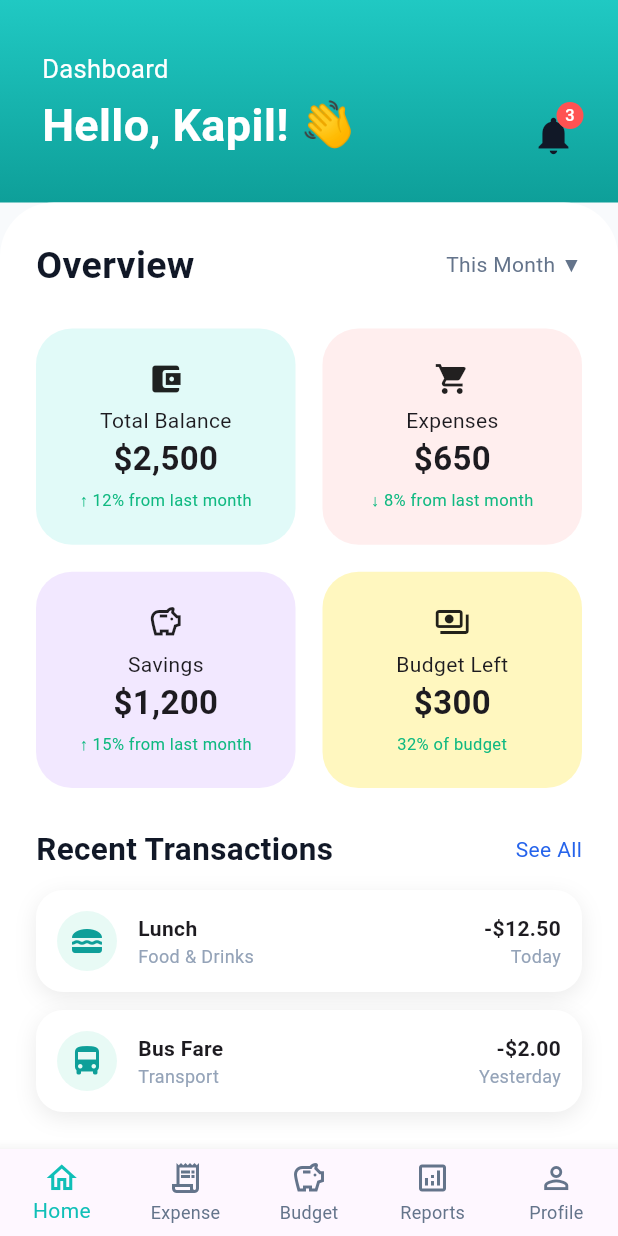
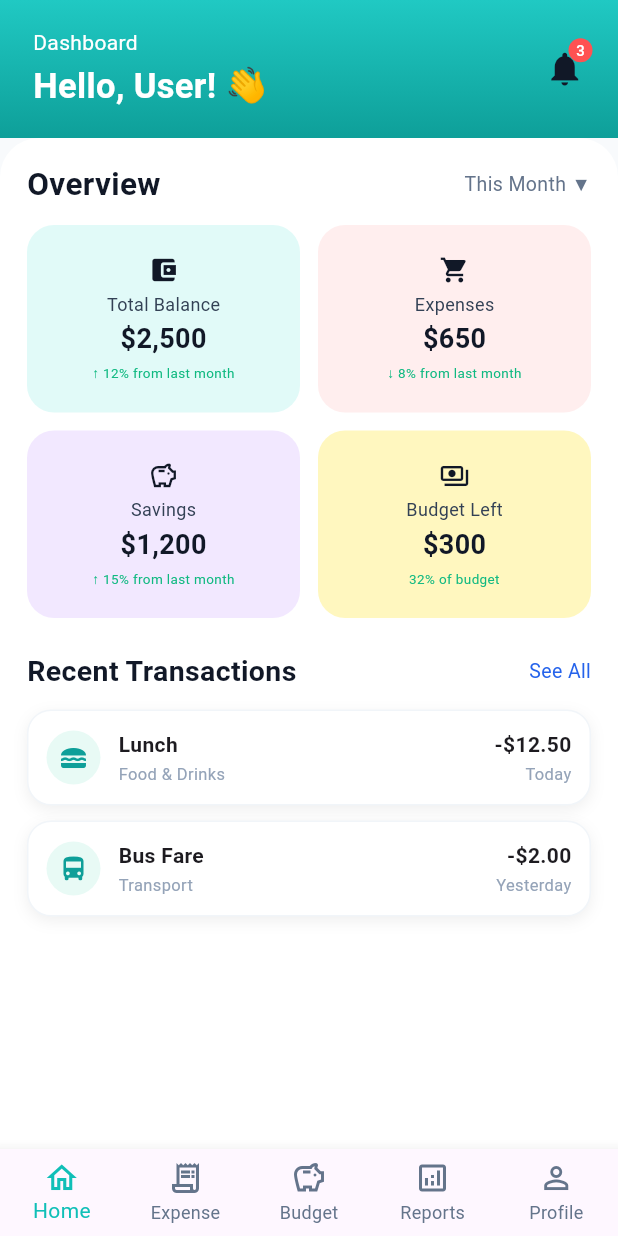
Before and after one commit to passang96/Student-Financial-Assistant-and-Savings-App, a Flutter app: the DashboardScreen screen opened directly, on a phone screen of 412 x 824 dp. Run offline on Flutter 3.47's test engine with Material 3 defaults, Android fonts, the phone set to English and light mode, and no system bars; our stand-ins replace firebase_auth, firebase_core; accounts and stored records are empty; Roboto replaces fonts that are missing (Arial).

Commit message:
Improved dashboard UI and dynamic user greeting

```diff
--- a/lib/screens/dashboard/dashboard_screen.dart
+++ b/lib/screens/dashboard/dashboard_screen.dart
@@ -1,3 +1,4 @@
+import 'package:firebase_auth/firebase_auth.dart';
 import 'package:flutter/material.dart';
 
 class DashboardScreen extends StatelessWidget {
@@ -5,30 +6,45 @@ class DashboardScreen extends StatelessWidget {
 
   @override
   Widget build(BuildContext context) {
+    final user = FirebaseAuth.instance.currentUser;
+
+    final String displayName =
+        (user?.displayName != null && user!.displayName!.trim().isNotEmpty)
+        ? user.displayName!.trim()
+        : 'User';
+
     return Scaffold(
       backgroundColor: const Color(0xFFF8FAFC),
+
       body: SafeArea(
         child: Column(
           children: [
-            _buildHeader(),
+            _buildHeader(displayName),
+
             Expanded(
               child: Container(
                 width: double.infinity,
-                padding: const EdgeInsets.all(24),
                 decoration: const BoxDecoration(
                   color: Colors.white,
-                  borderRadius: BorderRadius.vertical(top: Radius.circular(36)),
+                  borderRadius: BorderRadius.vertical(top: Radius.circular(26)),
                 ),
                 child: SingleChildScrollView(
+                  padding: const EdgeInsets.fromLTRB(18, 16, 18, 20),
                   child: Column(
                     crossAxisAlignment: CrossAxisAlignment.start,
                     children: [
                       _buildOverviewHeader(),
-                      const SizedBox(height: 24),
+
+                      const SizedBox(height: 12),
+
                       _buildOverviewCards(),
-                      const SizedBox(height: 26),
+
+                      const SizedBox(height: 22),
+
                       _buildTransactionsHeader(),
+
                       const SizedBox(height: 12),
+
                       _buildTransaction(
                         icon: Icons.lunch_dining,
                         title: 'Lunch',
@@ -36,7 +52,9 @@ class DashboardScreen extends StatelessWidget {
                         amount: '-\$12.50',
                         date: 'Today',
                       ),
-                      const SizedBox(height: 12),
+
+                      const SizedBox(height: 10),
+
                       _buildTransaction(
                         icon: Icons.directions_bus,
                         title: 'Bus Fare',
@@ -52,14 +70,19 @@ class DashboardScreen extends StatelessWidget {
           ],
         ),
       ),
+
       bottomNavigationBar: _buildBottomNavigation(),
     );
   }
 
-  Widget _buildHeader() {
+  // =========================================================
+  // HEADER
+  // =========================================================
+
+  Widget _buildHeader(String displayName) {
     return Container(
       width: double.infinity,
-      padding: const EdgeInsets.fromLTRB(28, 34, 28, 30),
+      padding: const EdgeInsets.fromLTRB(22, 18, 22, 18),
       decoration: const BoxDecoration(
         gradient: LinearGradient(
           colors: [Color(0xFF20C9C3), Color(0xFF0E9F99)],
@@ -67,42 +90,49 @@ class DashboardScreen extends StatelessWidget {
           end: Alignment.bottomCenter,
         ),
       ),
-      child: const Row(
-        crossAxisAlignment: CrossAxisAlignment.end,
+      child: Row(
         children: [
           Expanded(
             child: Column(
               crossAxisAlignment: CrossAxisAlignment.start,
               children: [
+                const Text(
+                  'Dashboard',
+                  style: TextStyle(color: Colors.white, fontSize: 14),
+                ),
+
+                const SizedBox(height: 3),
+
                 Text(
-                  'Dashboard',
-                  style: TextStyle(color: Colors.white, fontSize: 17),
-                ),
-                SizedBox(height: 4),
-                Text(
-                  'Hello, Kapil! 👋',
-                  style: TextStyle(
+                  'Hello, $displayName! 👋',
+                  maxLines: 1,
+                  overflow: TextOverflow.ellipsis,
+                  style: const TextStyle(
                     color: Colors.white,
-                    fontSize: 30,
+                    fontSize: 23,
                     fontWeight: FontWeight.bold,
                   ),
                 ),
               ],
             ),
           ),
-          Stack(
+
+          const SizedBox(width: 12),
+
+          const Stack(
             clipBehavior: Clip.none,
             children: [
-              Icon(Icons.notifications, color: Color(0xFF111827), size: 30),
+              Icon(Icons.notifications, color: Color(0xFF111827), size: 27),
+
               Positioned(
                 right: -5,
                 top: -7,
                 child: CircleAvatar(
-                  radius: 9,
+                  radius: 8,
                   backgroundColor: Colors.redAccent,
                   child: Text(
                     '3',
-                    style: TextStyle(color: Colors.white, fontSize: 11),
+                    style: TextStyle(color: Colors.white, fontSize: 10),
                   ),
                 ),
               ),
@@ -113,6 +143,10 @@ class DashboardScreen extends StatelessWidget {
     );
   }
 
+  // =========================================================
+  // OVERVIEW
+  // =========================================================
+
   Widget _buildOverviewHeader() {
     return const Row(
       mainAxisAlignment: MainAxisAlignment.spaceBetween,
@@ -120,56 +154,95 @@ class DashboardScreen extends StatelessWidget {
         Text(
           'Overview',
           style: TextStyle(
-            fontSize: 25,
+            fontSize: 21,
             fontWeight: FontWeight.bold,
             color: Color(0xFF111827),
           ),
         ),
-        Text('This Month ▼', style: TextStyle(color: Color(0xFF64748B))),
+
+        Text(
+          'This Month ▼',
+          style: TextStyle(color: Color(0xFF64748B), fontSize: 13),
+        ),
       ],
     );
   }
 
   Widget _buildOverviewCards() {
-    return GridView.count(
-      crossAxisCount: 2,
-      shrinkWrap: true,
-      physics: const NeverScrollableScrollPhysics(),
-      crossAxisSpacing: 18,
-      mainAxisSpacing: 18,
-      childAspectRatio: 1.2,
-      children: const [
-        _OverviewCard(
+    return LayoutBuilder(
+      builder: (context, constraints) {
+        final double availableWidth = constraints.maxWidth;
+
+        // Mobile:
+        // 2 cards per row.
+        //
+        // Wider Chrome/Desktop preview:
+        // Keep cards small instead of stretching across the screen.
+        final bool isWideScreen = availableWidth >= 700;
+
+        final double cardWidth = isWideScreen ? 280 : (availableWidth - 12) / 2;
+
+        return Wrap(
+          spacing: 12,
+          runSpacing: 12,
+          alignment: isWideScreen ? WrapAlignment.start : WrapAlignment.center,
+          children: [
+            SizedBox(
+              width: cardWidth,
+              height: 125,
+              child: const _OverviewCard(
                 icon: Icons.account_balance_wallet,
                 title: 'Total Balance',
                 value: '\$2,500',
                 footer: '↑ 12% from last month',
                 background: Color(0xFFE1FAF8),
               ),
-        _OverviewCard(
+            ),
+
+            SizedBox(
+              width: cardWidth,
+              height: 125,
+              child: const _OverviewCard(
                 icon: Icons.shopping_cart,
                 title: 'Expenses',
                 value: '\$650',
                 footer: '↓ 8% from last month',
                 background: Color(0xFFFFEEEE),
               ),
-        _OverviewCard(
+            ),
+
+            SizedBox(
+              width: cardWidth,
+              height: 125,
+              child: const _OverviewCard(
                 icon: Icons.savings_outlined,
                 title: 'Savings',
                 value: '\$1,200',
                 footer: '↑ 15% from last month',
                 background: Color(0xFFF2E8FF),
               ),
-        _OverviewCard(
+            ),
+
+            SizedBox(
+              width: cardWidth,
+              height: 125,
+              child: const _OverviewCard(
                 icon: Icons.payments_outlined,
                 title: 'Budget Left',
                 value: '\$300',
                 footer: '32% of budget',
                 background: Color(0xFFFFF7BF),
               ),
+            ),
           ],
         );
+      },
+    );
   }
+
+  // =========================================================
+  // TRANSACTIONS
+  // =========================================================
 
   Widget _buildTransactionsHeader() {
     return const Row(
@@ -178,12 +251,16 @@ class DashboardScreen extends StatelessWidget {
         Text(
           'Recent Transactions',
           style: TextStyle(
-            fontSize: 21,
+            fontSize: 19,
             fontWeight: FontWeight.bold,
             color: Color(0xFF111827),
           ),
         ),
-        Text('See All', style: TextStyle(color: Color(0xFF2563EB))),
+
+        Text(
+          'See All',
+          style: TextStyle(color: Color(0xFF2563EB), fontSize: 13),
+        ),
       ],
     );
   }
@@ -196,25 +273,29 @@ class DashboardScreen extends StatelessWidget {
     required String date,
   }) {
     return Container(
-      padding: const EdgeInsets.all(14),
+      padding: const EdgeInsets.all(12),
       decoration: BoxDecoration(
         color: Colors.white,
-        borderRadius: BorderRadius.circular(18),
+        borderRadius: BorderRadius.circular(16),
+        border: Border.all(color: const Color(0xFFF1F5F9)),
         boxShadow: const [
           BoxShadow(
-            color: Color(0x14000000),
-            blurRadius: 12,
-            offset: Offset(0, 4),
+            color: Color(0x10000000),
+            blurRadius: 8,
+            offset: Offset(0, 3),
           ),
         ],
       ),
       child: Row(
         children: [
           CircleAvatar(
+            radius: 18,
             backgroundColor: const Color(0xFFE8FAF5),
-            child: Icon(icon, color: const Color(0xFF0E9F99)),
+            child: Icon(icon, color: const Color(0xFF0E9F99), size: 20),
           ),
-          const SizedBox(width: 14),
+
+          const SizedBox(width: 12),
+
           Expanded(
             child: Column(
               crossAxisAlignment: CrossAxisAlignment.start,
@@ -223,23 +304,30 @@ class DashboardScreen extends StatelessWidget {
                   title,
                   style: const TextStyle(fontWeight: FontWeight.bold),
                 ),
+
+                const SizedBox(height: 2),
+
                 Text(
                   category,
                   style: const TextStyle(
                     color: Color(0xFF94A3B8),
-                    fontSize: 12,
+                    fontSize: 11,
                   ),
                 ),
               ],
             ),
           ),
+
           Column(
             crossAxisAlignment: CrossAxisAlignment.end,
             children: [
               Text(amount, style: const TextStyle(fontWeight: FontWeight.bold)),
+
+              const SizedBox(height: 2),
+
               Text(
                 date,
-                style: const TextStyle(color: Color(0xFF94A3B8), fontSize: 12),
+                style: const TextStyle(color: Color(0xFF94A3B8), fontSize: 11),
               ),
             ],
           ),
@@ -248,26 +336,35 @@ class DashboardScreen extends StatelessWidget {
     );
   }
 
+  // =========================================================
+  // BOTTOM NAVIGATION
+  // =========================================================
+
   Widget _buildBottomNavigation() {
     return BottomNavigationBar(
       currentIndex: 0,
       type: BottomNavigationBarType.fixed,
       selectedItemColor: const Color(0xFF10BFB7),
       unselectedItemColor: const Color(0xFF64748B),
+
       items: const [
         BottomNavigationBarItem(icon: Icon(Icons.home_outlined), label: 'Home'),
+
         BottomNavigationBarItem(
           icon: Icon(Icons.receipt_long_outlined),
           label: 'Expense',
         ),
+
         BottomNavigationBarItem(
           icon: Icon(Icons.savings_outlined),
           label: 'Budget',
         ),
+
         BottomNavigationBarItem(
           icon: Icon(Icons.analytics_outlined),
           label: 'Reports',
         ),
+
         BottomNavigationBarItem(
           icon: Icon(Icons.person_outline),
           label: 'Profile',
@@ -276,6 +373,10 @@ class DashboardScreen extends StatelessWidget {
     );
   }
 }
+
+// =============================================================
+// OVERVIEW CARD
+// =============================================================
 
 class _OverviewCard extends StatelessWidget {
   const _OverviewCard({
@@ -295,26 +396,44 @@ class _OverviewCard extends StatelessWidget {
   @override
   Widget build(BuildContext context) {
     return Container(
-      padding: const EdgeInsets.all(14),
+      padding: const EdgeInsets.symmetric(horizontal: 12, vertical: 10),
       decoration: BoxDecoration(
         color: background,
-        borderRadius: BorderRadius.circular(24),
+        borderRadius: BorderRadius.circular(18),
       ),
       child: Column(
         mainAxisAlignment: MainAxisAlignment.center,
         children: [
-          Icon(icon),
-          const SizedBox(height: 6),
-          Text(title),
+          Icon(icon, size: 20, color: const Color(0xFF111827)),
+
+          const SizedBox(height: 4),
+
+          Text(
+            title,
+            maxLines: 1,
+            overflow: TextOverflow.ellipsis,
+            style: const TextStyle(fontSize: 12, color: Color(0xFF334155)),
+          ),
+
+          const SizedBox(height: 2),
+
           Text(
             value,
-            style: const TextStyle(fontSize: 22, fontWeight: FontWeight.bold),
+            style: const TextStyle(
+              fontSize: 18,
+              fontWeight: FontWeight.bold,
+              color: Color(0xFF111827),
             ),
-          const SizedBox(height: 4),
+          ),
+
+          const SizedBox(height: 3),
+
           Text(
             footer,
+            maxLines: 1,
+            overflow: TextOverflow.ellipsis,
             textAlign: TextAlign.center,
-            style: const TextStyle(color: Color(0xFF10B981), fontSize: 11),
+            style: const TextStyle(color: Color(0xFF10B981), fontSize: 9),
           ),
         ],
       ),
```
Lines whose indentation alone changed are shown as unchanged.
